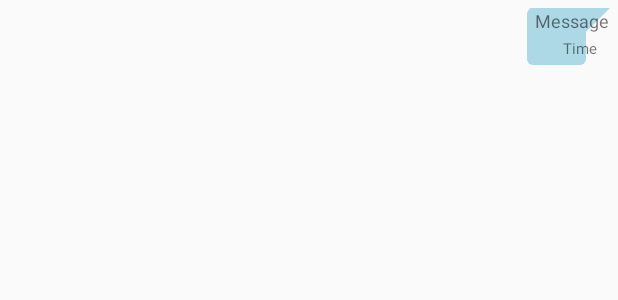
After one commit to Harivansh-coder/Lets-Chat, an Android app: the layout sender_message_layout.xml on its own in the app's theme, with its tools: preview values and no code run, on a phone screen of 412 x 824 dp. The commit adds this screen. Shown: the top 300 px of the screen. Run offline under Robolectric (Android 15) with nearby library versions, the phone set to English and light mode, and no system bars.

Commit message:
Implemented the chat functionality

```diff
--- a/LetsChat/app/src/main/java/com/harivansh/letschat/ChatScreen.java
+++ b/LetsChat/app/src/main/java/com/harivansh/letschat/ChatScreen.java
@@ -46,7 +46,7 @@ public class ChatScreen extends AppCompatActivity {
 
         // user data from firebase
 
-        String userId = firebaseAuth.getUid();
+        final String userId = firebaseAuth.getUid();
         String receiverId = getIntent().getStringExtra("userId");
 
 
--- /dev/null
+++ b/LetsChat/app/src/main/res/drawable/message_sender_bg.xml
@@ -0,0 +1,20 @@
+<?xml version="1.0" encoding="utf-8"?>
+<layer-list xmlns:android="http://schemas.android.com/apk/res/android">
+    <item>
+        <rotate
+            android:fromDegrees="45"
+            android:pivotX="100%"
+            android:pivotY="0%"
+            android:toDegrees="0" >
+            <shape android:shape="rectangle" >
+                <solid android:color="#ADD8E6" />
+            </shape>
+        </rotate>
+    </item>
+    <item android:right="16dp">
+        <shape android:shape="rectangle" >
+            <solid android:color="#ADD8E6" />
+            <corners android:radius="4dp" />
+        </shape>
+    </item>
+</layer-list>
--- /dev/null
+++ b/LetsChat/app/src/main/res/layout/sender_message_layout.xml
@@ -0,0 +1,68 @@
+<?xml version="1.0" encoding="utf-8"?>
+<RelativeLayout xmlns:android="http://schemas.android.com/apk/res/android"
+    xmlns:tools="http://schemas.android.com/tools"
+    android:layout_width="wrap_content"
+    android:layout_height="wrap_content"
+    xmlns:app="http://schemas.android.com/apk/res-auto"
+
+    >
+
+
+    <androidx.constraintlayout.widget.ConstraintLayout
+        android:layout_width="wrap_content"
+        android:layout_height="wrap_content"
+
+        android:layout_alignParentRight="true"
+        android:layout_marginStart="5dp"
+        android:layout_marginTop="5dp"
+        android:layout_marginEnd="5dp"
+        android:layout_marginBottom="5dp"
+        android:background="@drawable/message_sender_bg"
+        android:maxWidth="310dp"
+        android:maxHeight="400dp"
+        android:minHeight="30dp">
+
+
+        <TextView
+            android:id="@+id/sender_message"
+            android:layout_width="wrap_content"
+            android:layout_height="wrap_content"
+            android:layout_marginStart="5dp"
+            android:layout_marginEnd="15dp"
+            android:layout_marginBottom="3dp"
+            android:inputType="textMultiLine"
+            android:maxWidth="270dp"
+            android:minWidth="50dp"
+            android:textSize="12sp"
+            android:text="Message"
+            app:layout_constraintBottom_toTopOf="@+id/sender_time"
+            app:layout_constraintStart_toStartOf="parent"
+            app:layout_constraintTop_toTopOf="parent" />
+
+        <TextView
+            android:id="@+id/sender_time"
+            android:layout_width="wrap_content"
+            android:layout_height="wrap_content"
+            android:layout_marginEnd="4dp"
+            android:layout_marginBottom="4dp"
+            android:text="Time"
+            android:textSize="10sp"
+            app:layout_constraintBottom_toBottomOf="parent"
+            app:layout_constraintEnd_toStartOf="@+id/guideline6" />
+
+        <androidx.constraintlayout.widget.Guideline
+            android:id="@+id/guideline6"
+            android:layout_width="wrap_content"
+            android:layout_height="wrap_content"
+            android:orientation="vertical"
+            app:layout_constraintGuide_percent="0.92" />
+
+
+    </androidx.constraintlayout.widget.ConstraintLayout>
+
+
+
+
+
+
+</RelativeLayout>
```
Also changed, not shown: LetsChat/app/src/main/java/com/harivansh/letschat/adapter/ChatAdapter.java (added, +110 -0 lines), LetsChat/app/src/main/java/com/harivansh/letschat/model/Messages.java (added, +47 -0 lines), LetsChat/app/src/main/res/drawable/message_reciver_bg.xml (added, +23 -0 lines), LetsChat/app/src/main/res/layout/receiver_message_layout.xml (added, +44 -0 lines).
